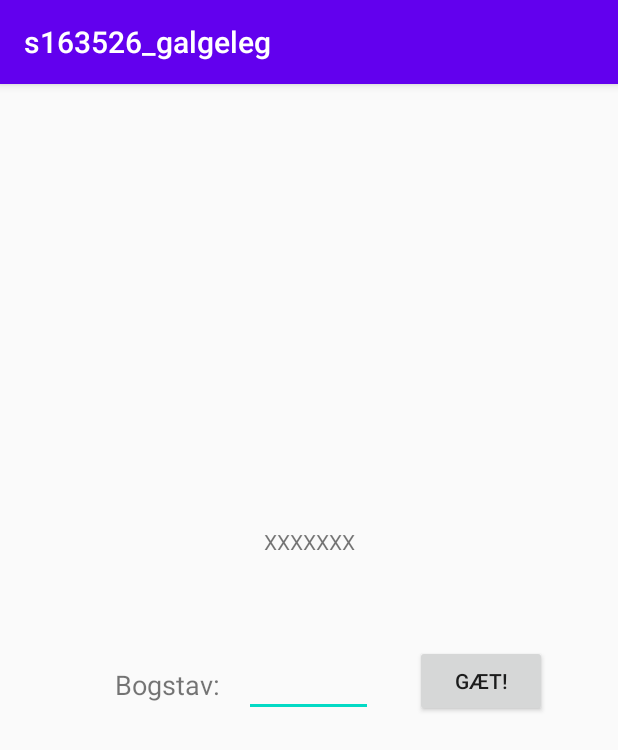
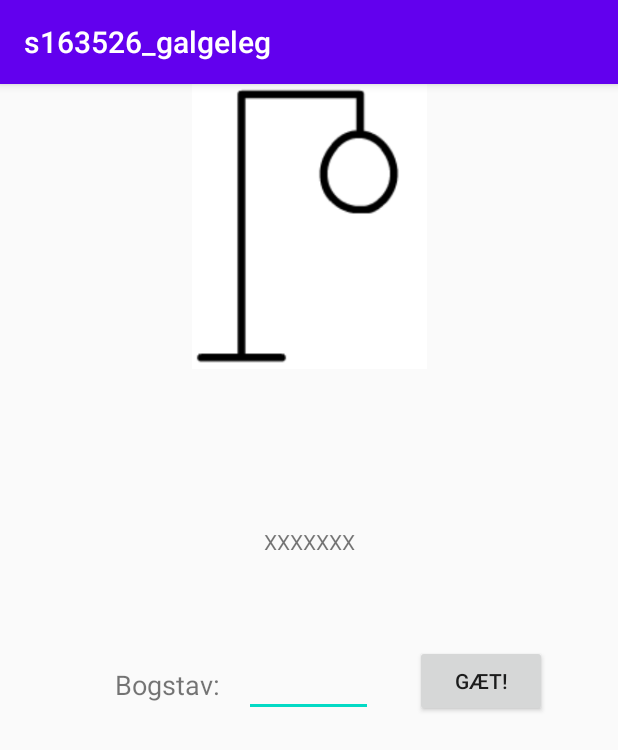
Before and after one commit to Zacxie/s163526_galgeleg, an Android app: the Spil_activity screen opened directly, with no data from a screen before it, on a phone screen of 412 x 824 dp. Shown: the top 750 px of the screen. Run offline under Robolectric (Android 15) with nearby library versions, the phone set to English and light mode, and no system bars.

Commit message:
Tilføjet TODO's og indsat galge ved onCreate

```diff
--- a/app/src/main/java/com/example/s163526_galgeleg/Spil_activity.java
+++ b/app/src/main/java/com/example/s163526_galgeleg/Spil_activity.java
@@ -26,10 +26,20 @@ public class Spil_activity extends AppCompatActivity implements View.OnClickList
         bogstav_textView = findViewById(R.id.bogstav_textView);
         letter_EditText = findViewById(R.id.letter_EditText);
         hangman_imageView = findViewById(R.id.hangman_imageView);
+
+        hangman_imageView.setImageResource(R.drawable.forkert1);
     }
 
     @Override
     public void onClick(View v) {
+        if (v == guess_Button) {
+            //TODO tjek om svar er korrekt, wipe letter_EditText og opdater word_textView eller ImageView
+
+            //TODO Hvis ord er gættet, tilføj til score og skift skærmbillede til vinder
+
+            //TODO Hvis ord ikke blev gættet, tilføje score of skift skræmbillede til taber
+
+        }
 
     }
 }
```
Also changed, not shown: app/src/main/res/drawable/forkert1.png (added), app/src/main/res/drawable/forkert2.png (added), app/src/main/res/drawable/forkert3.png (added), app/src/main/res/drawable/forkert4.png (added), app/src/main/res/drawable/forkert5.png (added), app/src/main/res/drawable/forkert6.png (added), app/src/main/res/drawable/galge.png (added).
